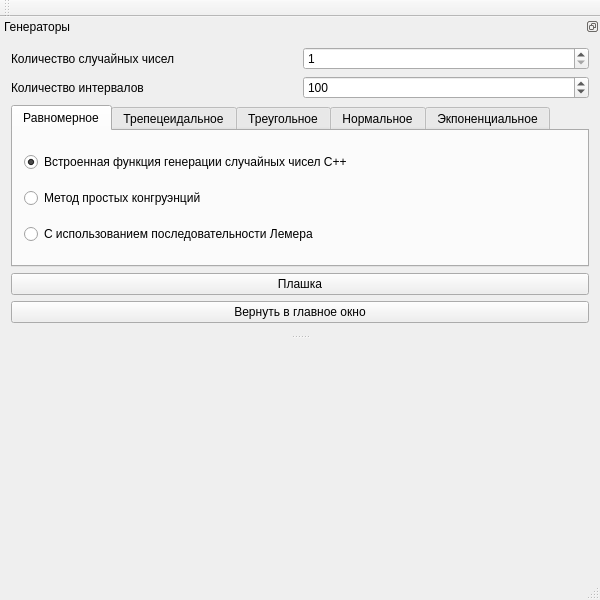
Above: MIS_Kryuchkov.ui from bagofpockets/MIS_Kryuchkov before the change. Below: the same form after it.
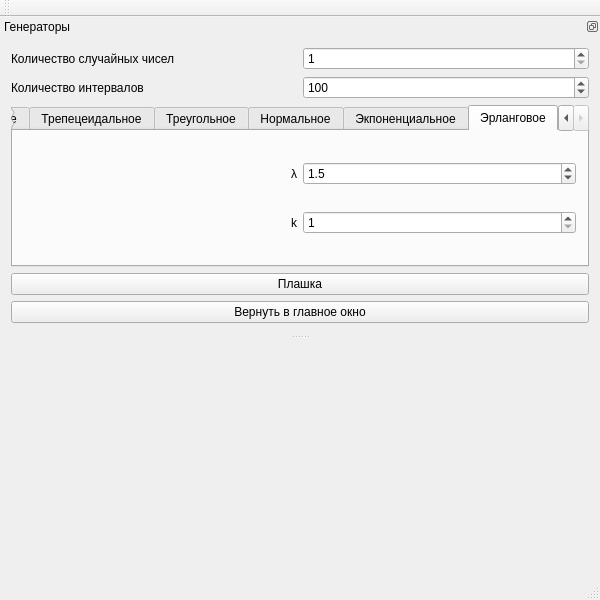
That is the form after the change. The open tabs and pages were chosen to show the change. Icons and pictures are not drawn. Custom widgets are drawn as their Qt base class.

```diff
--- a/MIS_Kryuchkov.ui
+++ b/MIS_Kryuchkov.ui
@@ -380,6 +380,56 @@
          </item>
         </layout>
        </widget>
+       <widget class="QWidget" name="tab_5">
+        <attribute name="title">
+         <string>Эрланговое</string>
+        </attribute>
+        <layout class="QGridLayout" name="gridLayout_7">
+         <item row="0" column="0">
+          <widget class="QLabel" name="label5_1">
+           <property name="text">
+            <string>λ</string>
+           </property>
+           <property name="alignment">
+            <set>Qt::AlignRight|Qt::AlignTrailing|Qt::AlignVCenter</set>
+           </property>
+          </widget>
+         </item>
+         <item row="0" column="1">
+          <widget class="QDoubleSpinBox" name="doubleSpinBox5_1">
+           <property name="decimals">
+            <number>1</number>
+           </property>
+           <property name="minimum">
+            <double>0.100000000000000</double>
+           </property>
+           <property name="singleStep">
+            <double>0.100000000000000</double>
+           </property>
+           <property name="value">
+            <double>1.500000000000000</double>
+           </property>
+          </widget>
+         </item>
+         <item row="1" column="0">
+          <widget class="QLabel" name="label5_2">
+           <property name="text">
+            <string>k</string>
+           </property>
+           <property name="alignment">
+            <set>Qt::AlignRight|Qt::AlignTrailing|Qt::AlignVCenter</set>
+           </property>
+          </widget>
+         </item>
+         <item row="1" column="1">
+          <widget class="QSpinBox" name="spinBox5_1">
+           <property name="minimum">
+            <number>1</number>
+           </property>
+          </widget>
+         </item>
+        </layout>
+       </widget>
       </widget>
      </item>
      <item row="6" column="0" colspan="2">
```
Left out of the diff: 3 changed lines with no effect on the pictures.
